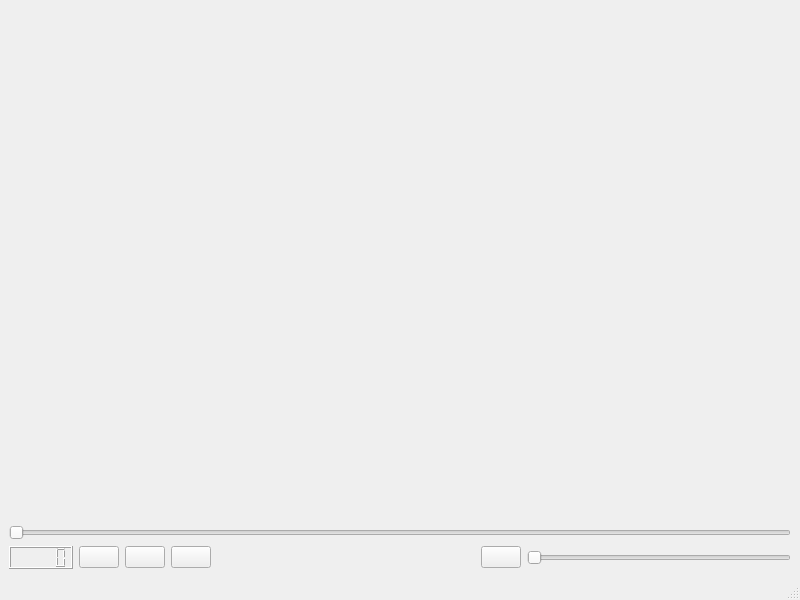
Before: the Qt Designer form PageUI/videoPage.ui in lxambulance/CoLoRagent, drawn with Qt 5.
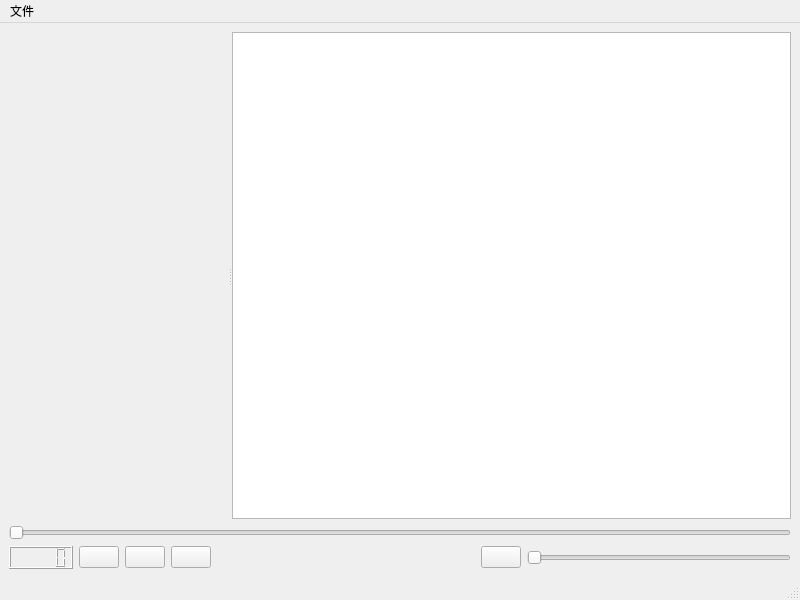
After: the same form once the commit is applied. Icons and pictures are not drawn.

Commit message: feat(video): 添加视频页

Diff of the .ui file:
```diff
--- a/PageUI/videoPage.ui
+++ b/PageUI/videoPage.ui
@@ -20,7 +20,13 @@
   <widget class="QWidget" name="centralwidget">
    <layout class="QVBoxLayout" name="verticalLayout">
     <item>
-     <widget class="QWidget" name="widget" native="true"/>
+     <widget class="QSplitter" name="splitter">
+      <property name="orientation">
+       <enum>Qt::Horizontal</enum>
+      </property>
+      <widget class="QWidget" name="videoView" native="true"/>
+      <widget class="QListView" name="channel"/>
+     </widget>
     </item>
     <item>
      <widget class="QSlider" name="videoSlider">
@@ -111,6 +117,14 @@
      <height>23</height>
     </rect>
    </property>
+   <widget class="QMenu" name="menu">
+    <property name="title">
+     <string>文件</string>
+    </property>
+    <addaction name="open_local"/>
+    <addaction name="open_service"/>
+   </widget>
+   <addaction name="menu"/>
   </widget>
   <widget class="QStatusBar" name="statusbar"/>
  </widget>
```
Left out of the diff: 10 changed lines with no effect on the pictures. The commit also changes 6 other files.
